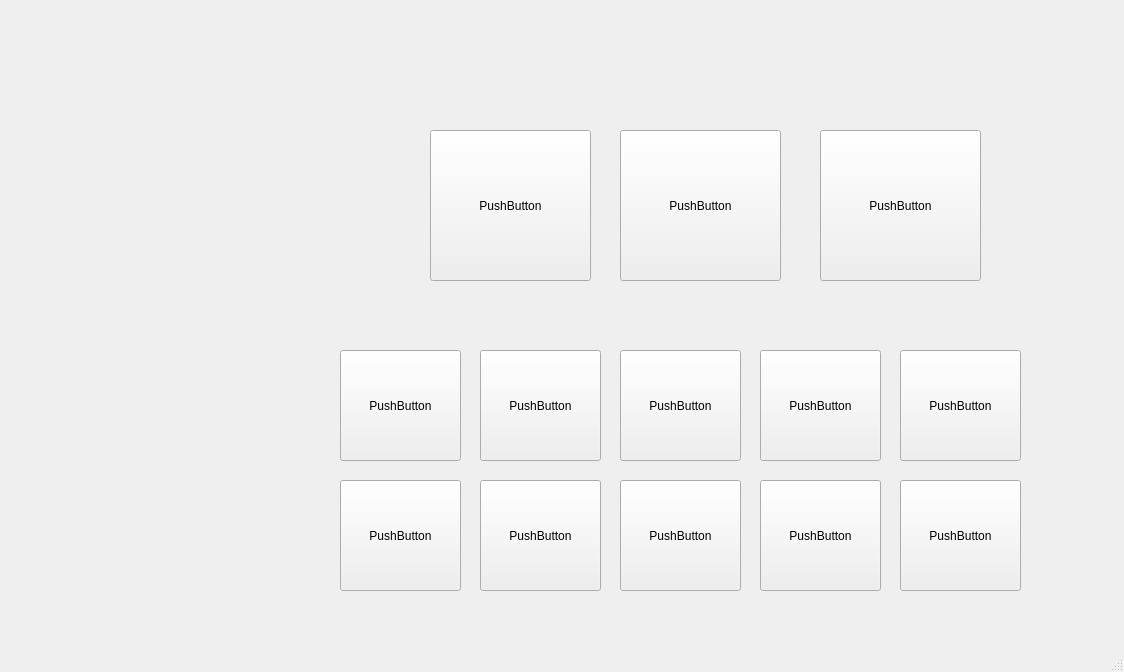
Before: the Qt Designer form Amazon_FC_2.ui in ICS4U-Gallo/amazon-fc-assignment-ghost-coders, drawn with Qt 5.
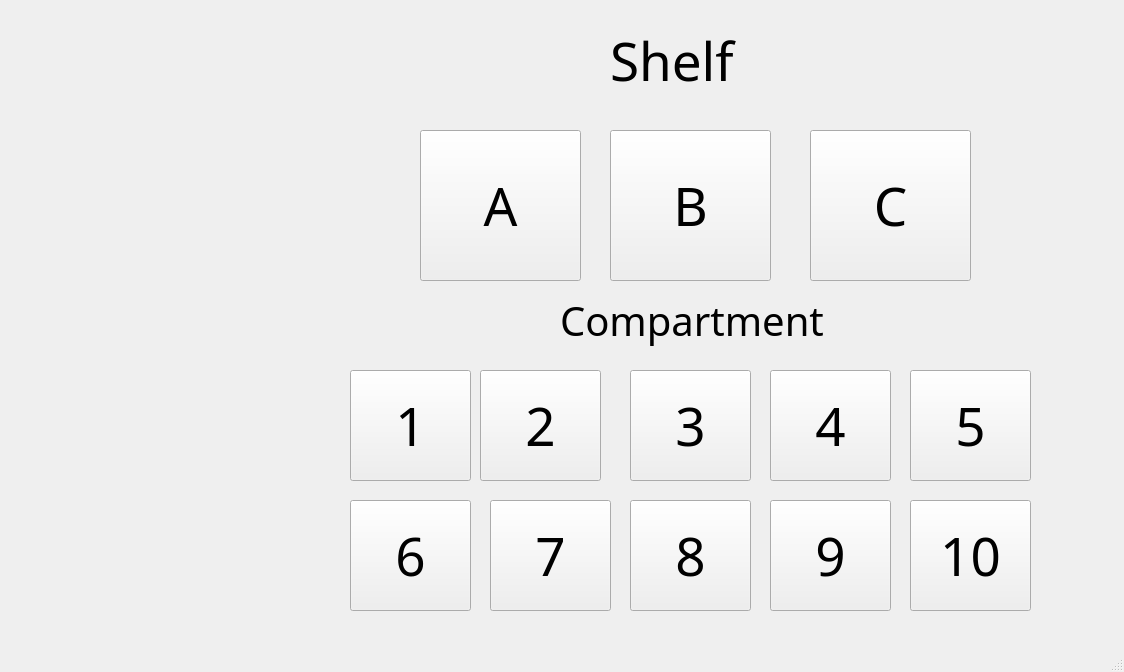
After: the same form once the commit is applied.

Diff of the .ui file:
```diff
--- a/Amazon_FC_2.ui
+++ b/Amazon_FC_2.ui
@@ -17,170 +17,288 @@
    <widget class="QPushButton" name="pushButton">
     <property name="geometry">
      <rect>
-      <x>340</x>
-      <y>350</y>
+      <x>350</x>
+      <y>370</y>
       <width>121</width>
       <height>111</height>
      </rect>
     </property>
+    <property name="font">
+     <font>
+      <family>Sitka</family>
+      <pointsize>40</pointsize>
+      <strikeout>false</strikeout>
+      <kerning>true</kerning>
+     </font>
+    </property>
     <property name="text">
-     <string>PushButton</string>
+     <string>1</string>
     </property>
    </widget>
    <widget class="QPushButton" name="pushButton_2">
     <property name="geometry">
      <rect>
       <x>480</x>
-      <y>350</y>
+      <y>370</y>
       <width>121</width>
       <height>111</height>
      </rect>
     </property>
+    <property name="font">
+     <font>
+      <family>Sitka</family>
+      <pointsize>40</pointsize>
+     </font>
+    </property>
     <property name="text">
-     <string>PushButton</string>
+     <string>2</string>
     </property>
    </widget>
    <widget class="QPushButton" name="pushButton_3">
     <property name="geometry">
      <rect>
-      <x>620</x>
-      <y>350</y>
+      <x>630</x>
+      <y>370</y>
       <width>121</width>
       <height>111</height>
      </rect>
     </property>
+    <property name="font">
+     <font>
+      <family>Sitka</family>
+      <pointsize>40</pointsize>
+     </font>
+    </property>
     <property name="text">
-     <string>PushButton</string>
+     <string>3</string>
     </property>
    </widget>
    <widget class="QPushButton" name="pushButton_4">
     <property name="geometry">
      <rect>
-      <x>340</x>
-      <y>480</y>
+      <x>350</x>
+      <y>500</y>
       <width>121</width>
       <height>111</height>
      </rect>
     </property>
+    <property name="font">
+     <font>
+      <family>Sitka</family>
+      <pointsize>40</pointsize>
+     </font>
+    </property>
     <property name="text">
-     <string>PushButton</string>
+     <string>6</string>
     </property>
    </widget>
    <widget class="QPushButton" name="pushButton_5">
     <property name="geometry">
      <rect>
-      <x>900</x>
-      <y>350</y>
+      <x>910</x>
+      <y>370</y>
       <width>121</width>
       <height>111</height>
      </rect>
     </property>
+    <property name="font">
+     <font>
+      <family>Sitka</family>
+      <pointsize>40</pointsize>
+     </font>
+    </property>
     <property name="text">
-     <string>PushButton</string>
+     <string>5</string>
     </property>
    </widget>
    <widget class="QPushButton" name="pushButton_6">
     <property name="geometry">
      <rect>
-      <x>760</x>
-      <y>350</y>
+      <x>770</x>
+      <y>370</y>
       <width>121</width>
       <height>111</height>
      </rect>
     </property>
+    <property name="font">
+     <font>
+      <family>Sitka</family>
+      <pointsize>40</pointsize>
+     </font>
+    </property>
     <property name="text">
-     <string>PushButton</string>
+     <string>4</string>
     </property>
    </widget>
    <widget class="QPushButton" name="pushButton_7">
     <property name="geometry">
      <rect>
-      <x>620</x>
-      <y>480</y>
+      <x>630</x>
+      <y>500</y>
       <width>121</width>
       <height>111</height>
      </rect>
     </property>
+    <property name="font">
+     <font>
+      <family>Sitka</family>
+      <pointsize>40</pointsize>
+     </font>
+    </property>
     <property name="text">
-     <string>PushButton</string>
+     <string>8</string>
     </property>
    </widget>
    <widget class="QPushButton" name="pushButton_8">
     <property name="geometry">
      <rect>
-      <x>480</x>
-      <y>480</y>
+      <x>490</x>
+      <y>500</y>
       <width>121</width>
       <height>111</height>
      </rect>
     </property>
+    <property name="font">
+     <font>
+      <family>Sitka</family>
+      <pointsize>40</pointsize>
+     </font>
+    </property>
     <property name="text">
-     <string>PushButton</string>
+     <string>7</string>
     </property>
    </widget>
    <widget class="QPushButton" name="pushButton_9">
     <property name="geometry">
      <rect>
-      <x>760</x>
-      <y>480</y>
+      <x>770</x>
+      <y>500</y>
       <width>121</width>
       <height>111</height>
      </rect>
     </property>
+    <property name="font">
+     <font>
+      <family>Sitka</family>
+      <pointsize>40</pointsize>
+     </font>
+    </property>
     <property name="text">
-     <string>PushButton</string>
+     <string>9</string>
     </property>
    </widget>
    <widget class="QPushButton" name="pushButton_10">
     <property name="geometry">
      <rect>
-      <x>900</x>
-      <y>480</y>
+      <x>910</x>
+      <y>500</y>
       <width>121</width>
       <height>111</height>
      </rect>
     </property>
+    <property name="font">
+     <font>
+      <family>Sitka</family>
+      <pointsize>40</pointsize>
+     </font>
+    </property>
     <property name="text">
-     <string>PushButton</string>
+     <string>10</string>
     </property>
    </widget>
    <widget class="QPushButton" name="pushButton_11">
     <property name="geometry">
      <rect>
-      <x>430</x>
+      <x>420</x>
       <y>130</y>
       <width>161</width>
       <height>151</height>
      </rect>
     </property>
+    <property name="font">
+     <font>
+      <family>Sitka</family>
+      <pointsize>40</pointsize>
+     </font>
+    </property>
     <property name="text">
-     <string>PushButton</string>
+     <string>A</string>
     </property>
    </widget>
    <widget class="QPushButton" name="pushButton_12">
     <property name="geometry">
      <rect>
-      <x>620</x>
+      <x>610</x>
       <y>130</y>
       <width>161</width>
       <height>151</height>
      </rect>
     </property>
+    <property name="font">
+     <font>
+      <family>Sitka</family>
+      <pointsize>40</pointsize>
+     </font>
+    </property>
     <property name="text">
-     <string>PushButton</string>
+     <string>B</string>
     </property>
    </widget>
    <widget class="QPushButton" name="pushButton_13">
     <property name="geometry">
      <rect>
-      <x>820</x>
+      <x>810</x>
       <y>130</y>
       <width>161</width>
       <height>151</height>
      </rect>
     </property>
+    <property name="font">
+     <font>
+      <family>Sitka</family>
+      <pointsize>40</pointsize>
+     </font>
+    </property>
     <property name="text">
-     <string>PushButton</string>
+     <string>C</string>
+    </property>
+   </widget>
+   <widget class="QLabel" name="label">
+    <property name="geometry">
+     <rect>
+      <x>610</x>
+      <y>30</y>
+      <width>141</width>
+      <height>61</height>
+     </rect>
+    </property>
+    <property name="font">
+     <font>
+      <family>Sitka</family>
+      <pointsize>40</pointsize>
+     </font>
+    </property>
+    <property name="text">
+     <string>Shelf</string>
+    </property>
+   </widget>
+   <widget class="QLabel" name="label_2">
+    <property name="geometry">
+     <rect>
+      <x>560</x>
+      <y>290</y>
+      <width>281</width>
+      <height>61</height>
+     </rect>
+    </property>
+    <property name="font">
+     <font>
+      <family>Sitka</family>
+      <pointsize>30</pointsize>
+     </font>
+    </property>
+    <property name="text">
+     <string>Compartment</string>
     </property>
    </widget>
   </widget>
```
